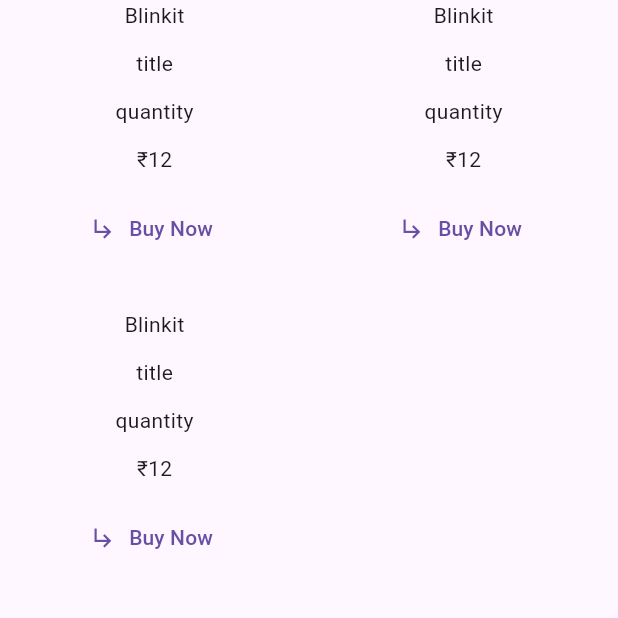
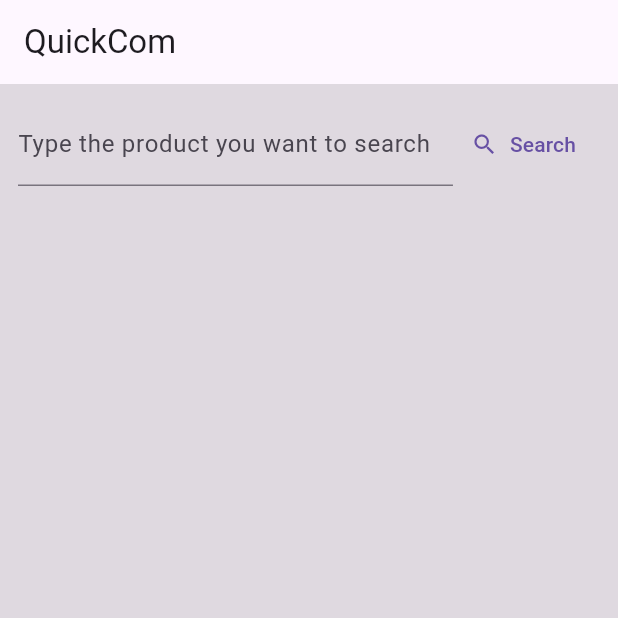
Before and after one commit to sparky0520/quickcom_flutter, a Flutter app: the screen it shows after launch, on a phone screen of 412 x 824 dp, the top half of it. Run offline on Flutter 3.47's test engine with Material 3 defaults, Android fonts, the light colour scheme and no system bars.

Commit message:
checkp before http

```diff
--- a/lib/screens/home.dart
+++ b/lib/screens/home.dart
@@ -9,38 +9,63 @@
 }
 
 class _HomeScreenState extends State<HomeScreen> {
-  final List<Product> _products = [
-    Product(
-      platform: "Blinkit",
-      price: 12,
-      quantity: "quantity",
-      title: "title",
-    ),
-    Product(
-      platform: "Blinkit",
-      price: 12,
-      quantity: "quantity",
-      title: "title",
-    ),
-    Product(
-      platform: "Blinkit",
-      price: 12,
-      quantity: "quantity",
-      title: "title",
-    ),
-  ];
+  final _queryController = TextEditingController();
+  final List<Product> _products = [];
+
+  void _fetchResults(String query) async {
+    // await
+  }
+
   @override
   Widget build(BuildContext context) {
     return Scaffold(
-      body: GridView.builder(
+      appBar: AppBar(title: Text("QuickCom")),
+      body: Container(
+        color: Colors.black12,
+        child: Padding(
+          padding: const EdgeInsets.all(12.0),
+          child: Column(
+            spacing: 12,
+            children: [
+              Row(
+                children: [
+                  Expanded(
+                    child: TextField(
+                      controller: _queryController,
+                      decoration: InputDecoration(
+                        label: Text("Type the product you want to search"),
+                      ),
+                    ),
+                  ),
+                  TextButton.icon(
+                    onPressed: () {
+                      final t = _queryController.text.trim();
+                      if (t.isNotEmpty) {
+                        _fetchResults(t);
+                      }
+                    },
+                    icon: Icon(Icons.search),
+                    label: Text("Search"),
+                  ),
+                ],
+              ),
+              Expanded(
+                child: GridView.builder(
                   gridDelegate: SliverGridDelegateWithFixedCrossAxisCount(
                     crossAxisCount: 2,
+                    crossAxisSpacing: 12,
+                    mainAxisSpacing: 12,
                   ),
                   itemCount: _products.length,
                   itemBuilder: (ctx, index) {
-          return GridTile(
+                    return Container(
+                      padding: const EdgeInsets.all(12),
+                      decoration: BoxDecoration(
+                        border: Border.all(width: 1, color: Colors.black38),
+                      ),
                       child: Column(
-              spacing: 12,
+                        mainAxisAlignment: MainAxisAlignment.spaceAround,
+
                         children: [
                           Text(_products[index].platform),
 
@@ -60,6 +85,11 @@
                     );
                   },
                 ),
+              ),
+            ],
+          ),
+        ),
+      ),
     );
   }
 }
```
Lines whose indentation alone changed are shown as unchanged.
